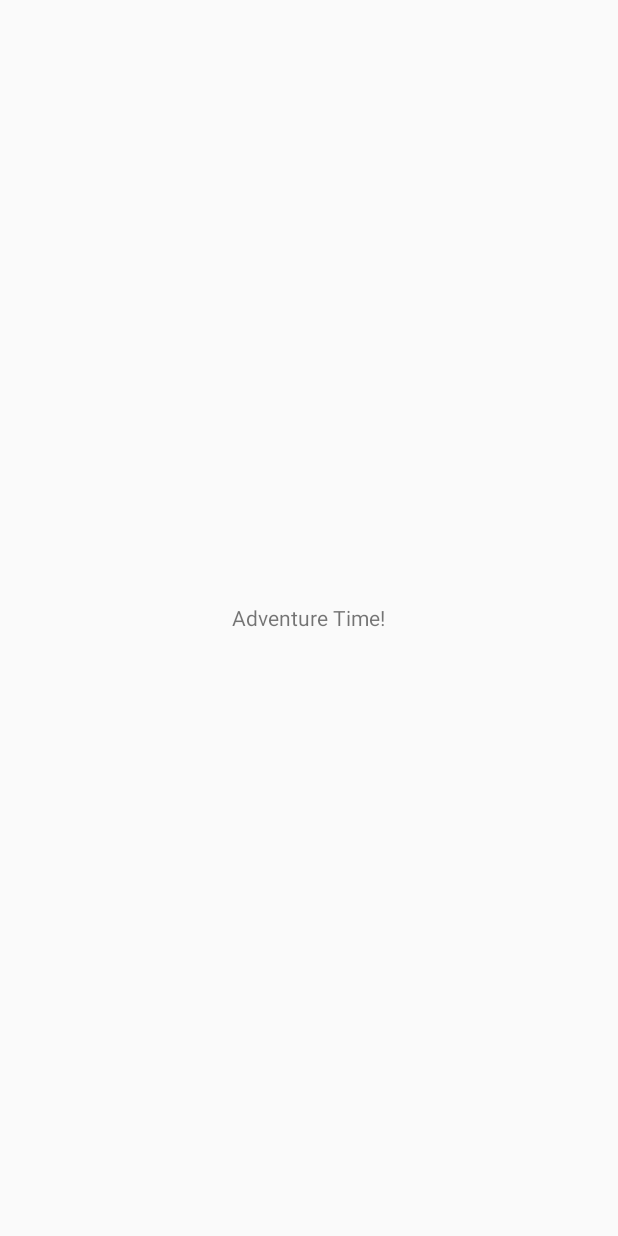
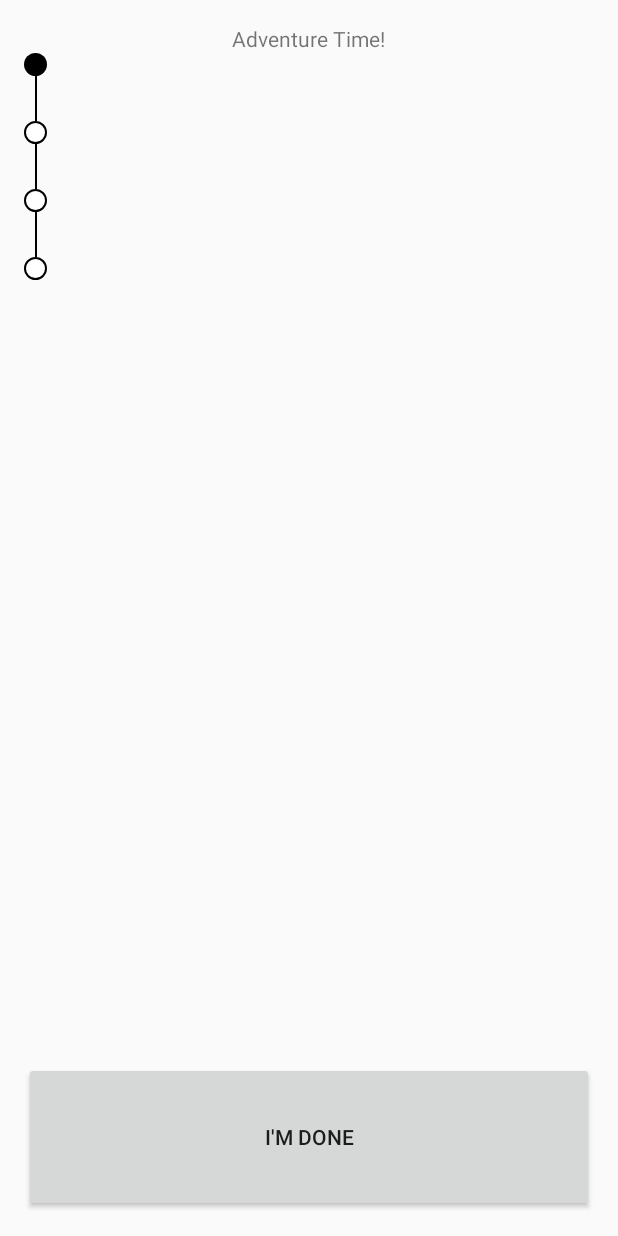
Before and after one commit to matthew-compton/MARTA, an Android app: the AdventureActivity screen opened directly, with no data from a screen before it, on a phone screen of 412 x 824 dp. Before the commit the screen is almost empty. Run offline under Robolectric (Android 15) with nearby library versions, the phone set to English and light mode, and no system bars.

Commit message:
Introduced bubbles.

```diff
--- /dev/null
+++ b/app/src/main/res/drawable/view_bubble_empty.xml
@@ -0,0 +1,17 @@
+<?xml version="1.0" encoding="utf-8"?>
+<shape
+    xmlns:android="http://schemas.android.com/apk/res/android"
+    android:shape="oval">
+
+    <solid
+        android:color="@android:color/background_light"/>
+
+    <stroke
+        android:width="1dp"
+        android:color="@android:color/background_dark"/>
+
+    <size
+        android:width="15dp"
+        android:height="15dp"/>
+
+</shape>
--- /dev/null
+++ b/app/src/main/res/drawable/view_bubble_filled.xml
@@ -0,0 +1,13 @@
+<?xml version="1.0" encoding="utf-8"?>
+<shape
+    xmlns:android="http://schemas.android.com/apk/res/android"
+    android:shape="oval">
+
+    <solid
+        android:color="@android:color/background_dark"/>
+
+    <size
+        android:width="15dp"
+        android:height="15dp"/>
+
+</shape>
--- a/app/src/main/res/layout/activity_adventure.xml
+++ b/app/src/main/res/layout/activity_adventure.xml
@@ -1,10 +1,11 @@
 <?xml version="1.0" encoding="utf-8"?>
-<FrameLayout
+<LinearLayout
     xmlns:android="http://schemas.android.com/apk/res/android"
     xmlns:tools="http://schemas.android.com/tools"
     android:id="@+id/activity_main"
     android:layout_width="match_parent"
     android:layout_height="match_parent"
+    android:orientation="vertical"
     android:paddingBottom="@dimen/activity_vertical_margin"
     android:paddingLeft="@dimen/activity_horizontal_margin"
     android:paddingRight="@dimen/activity_horizontal_margin"
@@ -17,4 +18,52 @@
         android:layout_gravity="center"
         android:text="Adventure Time!"/>
 
-</FrameLayout>
+    <ImageView
+        android:layout_width="wrap_content"
+        android:layout_height="wrap_content"
+        android:src="@drawable/view_bubble_filled"/>
+
+    <View
+        android:layout_width="1dp"
+        android:layout_height="30dp"
+        android:layout_marginLeft="7dp"
+        android:background="@android:color/background_dark"/>
+
+    <ImageView
+        android:layout_width="wrap_content"
+        android:layout_height="wrap_content"
+        android:src="@drawable/view_bubble_empty"/>
+
+    <View
+        android:layout_width="1dp"
+        android:layout_height="30dp"
+        android:layout_marginLeft="7dp"
+        android:background="@android:color/background_dark"/>
+
+    <ImageView
+        android:layout_width="wrap_content"
+        android:layout_height="wrap_content"
+        android:src="@drawable/view_bubble_empty"/>
+
+    <View
+        android:layout_width="1dp"
+        android:layout_height="30dp"
+        android:layout_marginLeft="7dp"
+        android:background="@android:color/background_dark"/>
+
+    <ImageView
+        android:layout_width="wrap_content"
+        android:layout_height="wrap_content"
+        android:src="@drawable/view_bubble_empty"/>
+
+    <android.support.v4.widget.Space
+        android:layout_width="match_parent"
+        android:layout_height="0dp"
+        android:layout_weight="1"/>
+
+    <Button
+        android:layout_width="match_parent"
+        android:layout_height="100dp"
+        android:text="@string/adventure_button"/>
+
+</LinearLayout>
--- a/app/src/main/res/values/strings.xml
+++ b/app/src/main/res/values/strings.xml
@@ -5,6 +5,7 @@
     <string name="selection_title_short">Short Stop</string>
     <string name="selection_title_medium">Medium Trip</string>
     <string name="selection_title_long">Long Hike</string>
+    <string name="adventure_button">I\'m Done</string>
     <string name="victory_message">Yay! You did it! Congratulations!</string>
 
 </resources>
```
